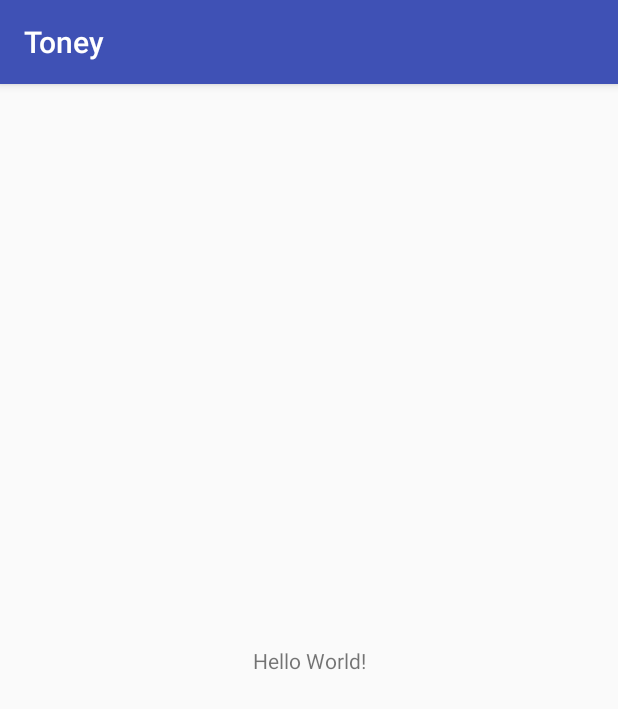
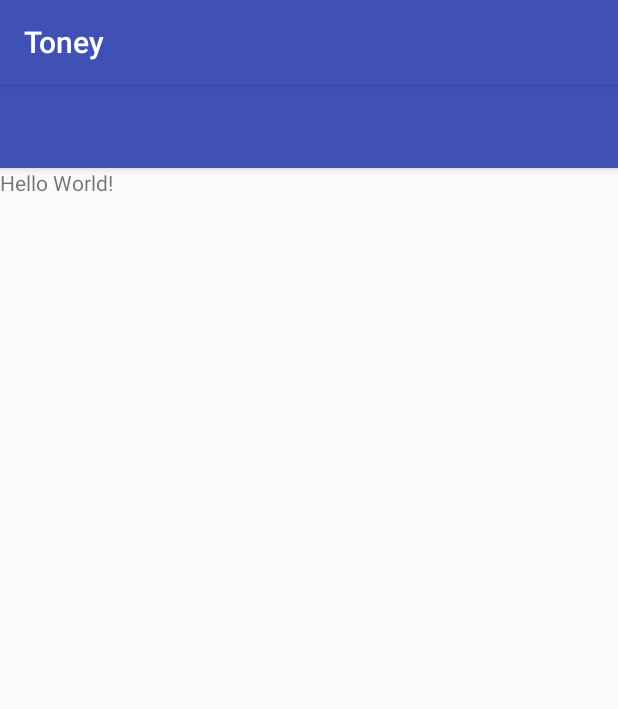
Before and after one commit to TatsukiIshijima/Toney, an Android app: the screen it shows after launch (HomeActivity), on a phone screen of 412 x 824 dp. Shown: the top 709 px of the screen. Run offline under Robolectric (Android 15) with nearby library versions, the phone set to English and light mode, and no system bars.

Commit message:
スタイル定義

```diff
--- a/app/src/main/res/layout/activity_home.xml
+++ b/app/src/main/res/layout/activity_home.xml
@@ -1,12 +1,30 @@
 <?xml version="1.0" encoding="utf-8"?>
-<android.support.constraint.ConstraintLayout xmlns:android="http://schemas.android.com/apk/res/android"
+<android.support.design.widget.CoordinatorLayout
+    xmlns:android="http://schemas.android.com/apk/res/android"
     xmlns:app="http://schemas.android.com/apk/res-auto"
     xmlns:tools="http://schemas.android.com/tools"
+    android:id="@+id/activity_home_coordinate_layout"
     android:layout_width="match_parent"
     android:layout_height="match_parent"
     tools:context="com.io.tatsuki.toney.Activities.HomeActivity">
 
+    <android.support.design.widget.AppBarLayout
+        android:layout_width="match_parent"
+        android:layout_height="wrap_content">
+
+        <android.support.v7.widget.Toolbar
+            android:id="@+id/activity_home_toolbar"
+            android:layout_width="match_parent"
+            android:layout_height="?attr/actionBarSize"
+            android:theme="@style/ToneyTheme"
+            app:titleTextColor="@color/white"
+            app:popupTheme="@style/Theme.AppCompat.Light">
+        </android.support.v7.widget.Toolbar>
+
+    </android.support.design.widget.AppBarLayout>
+
     <TextView
+        app:layout_behavior="@string/appbar_scrolling_view_behavior"
         android:layout_width="wrap_content"
         android:layout_height="wrap_content"
         android:text="Hello World!"
@@ -15,4 +33,4 @@
         app:layout_constraintRight_toRightOf="parent"
         app:layout_constraintTop_toTopOf="parent" />
 
-</android.support.constraint.ConstraintLayout>
+</android.support.design.widget.CoordinatorLayout>
--- a/app/src/main/res/values/styles.xml
+++ b/app/src/main/res/values/styles.xml
@@ -8,4 +8,11 @@
         <item name="colorAccent">@color/colorAccent</item>
     </style>
 
+    <!-- ToneyTheme -->
+    <style name="ToneyTheme" parent="Theme.AppCompat.Light.NoActionBar">
+        <item name="colorPrimary">@color/colorPrimary</item>
+        <item name="colorPrimaryDark">@color/colorPrimaryDark</item>
+        <item name="colorAccent">@color/colorAccent</item>
+    </style>
+
 </resources>
```
